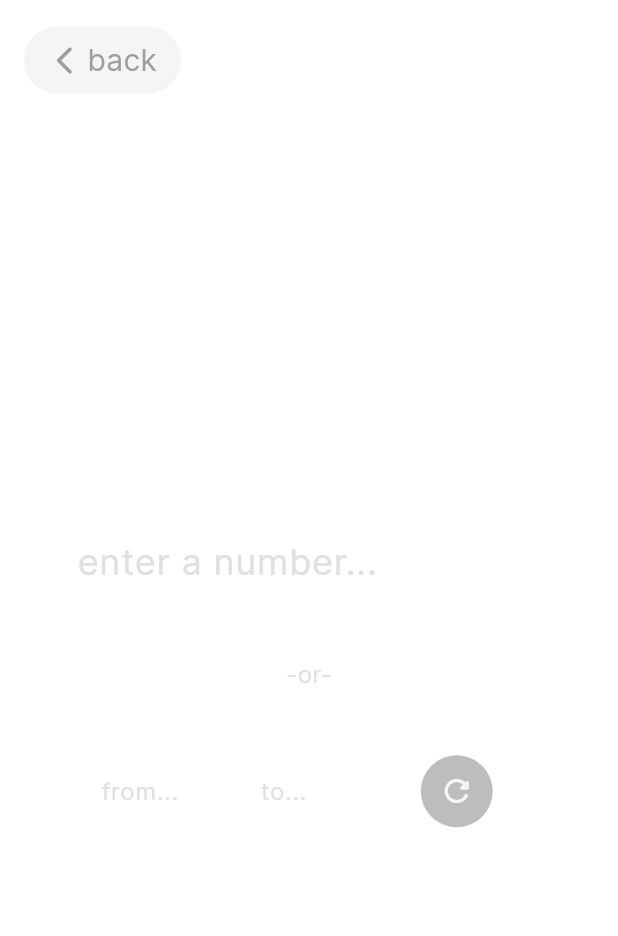
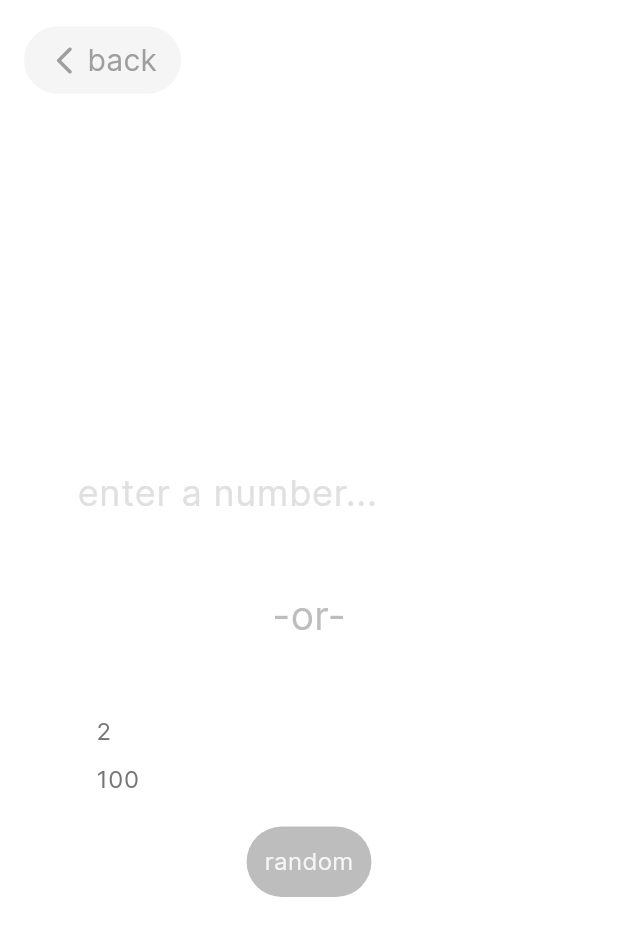
Before and after one commit to 0-manbir/calculations, a Flutter app: the DoublesSettings screen opened directly, on a phone screen of 412 x 824 dp. Shown: the top 936 px of the screen. Run offline on Flutter 3.47's test engine with Material 3 defaults, Android fonts, the phone set to English and light mode, and no system bars; our stand-ins replace shared_preferences; accounts and stored records are empty.

Commit message:
Add new Game Mode - Doubles

```diff
--- a/lib/pages/doubles_settings.dart
+++ b/lib/pages/doubles_settings.dart
@@ -2,8 +2,10 @@ import "dart:math";
 
 import "package:calculations/pages/doubles.dart";
 import "package:calculations/variables/colors.dart";
+import "package:flutter/cupertino.dart";
 import "package:flutter/material.dart";
 import "package:flutter/services.dart";
+import "package:flutter/widgets.dart";
 
 class DoublesSettings extends StatefulWidget {
   const DoublesSettings({super.key});
@@ -27,6 +29,9 @@ class _DoublesSettingsState extends State<DoublesSettings> {
     double screenHeight = MediaQuery.of(context).size.height;
     double screenWidth = MediaQuery.of(context).size.width;
     double statusBarHeight = MediaQuery.of(context).padding.top;
+
+    minNumberController.text = "2";
+    maxNumberController.text = "100";
 
     return Scaffold(
       backgroundColor: backgroundColor,
@@ -129,22 +134,16 @@ class _DoublesSettingsState extends State<DoublesSettings> {
                           "-or-",
                           style: TextStyle(
                             fontFamily: 'Inter',
-                            fontSize: 16,
-                            color: Colors.grey[300],
+                            fontSize: 26,
+                            color: Colors.grey[400],
                           ),
                         ),
 
                         Container(height: 42),
 
                         // random number
-                        Container(
-                          width: screenWidth * 0.75,
-                          padding: const EdgeInsets.symmetric(horizontal: 16.0),
-                          margin: const EdgeInsets.symmetric(horizontal: 16.0),
-                          child: Row(
-                            mainAxisAlignment: MainAxisAlignment.center,
-                            children: [
-                              Expanded(
+                        Padding(
+                          padding: const EdgeInsets.symmetric(horizontal: 64.0),
                           child: TextField(
                             controller: minNumberController,
                             maxLines: 1,
@@ -169,8 +168,8 @@ class _DoublesSettingsState extends State<DoublesSettings> {
                             ),
                           ),
                         ),
-                              Container(width: 15),
-                              Expanded(
+                        Padding(
+                          padding: const EdgeInsets.symmetric(horizontal: 64.0),
                           child: TextField(
                             controller: maxNumberController,
                             maxLines: 1,
@@ -196,11 +195,13 @@ class _DoublesSettingsState extends State<DoublesSettings> {
                           ),
                         ),
 
+                        Container(height: 16),
+
                         // random number button
                         GestureDetector(
                           child: Container(
-                                  margin: const EdgeInsets.symmetric(
-                                      horizontal: 16.0),
+                            margin:
+                                const EdgeInsets.symmetric(horizontal: 16.0),
                             padding: const EdgeInsets.symmetric(
                               horizontal: 12.0,
                               vertical: 12.0,
@@ -209,9 +210,13 @@ class _DoublesSettingsState extends State<DoublesSettings> {
                               color: Colors.grey[400],
                               borderRadius: BorderRadius.circular(24),
                             ),
-                                  child: Icon(
-                                    Icons.refresh_rounded,
+                            child: Text(
+                              "random",
+                              style: TextStyle(
+                                fontFamily: 'Inter',
+                                fontSize: 16,
                                 color: Colors.grey[100],
+                              ),
                             ),
                           ),
                           onTap: () {
@@ -220,14 +225,10 @@ class _DoublesSettingsState extends State<DoublesSettings> {
                             int min = int.parse(minNumberController.text);
                             int max = int.parse(maxNumberController.text);
 
-                                  number =
-                                      Random().nextInt(max - min + 1) + min;
+                            number = Random().nextInt(max - min + 1) + min;
 
                             start();
                           },
-                              ),
-                            ],
-                          ),
                         ),
                       ],
                     ),
```
Also changed, not shown: lib/pages/doubles.dart (+22 -16 lines). Lines whose indentation alone changed are shown as unchanged.
